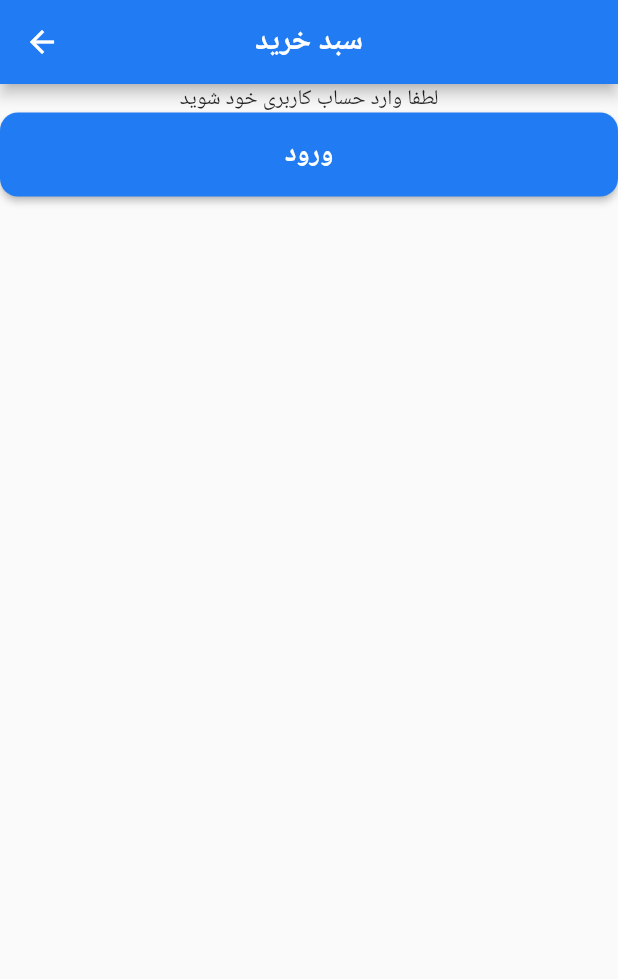
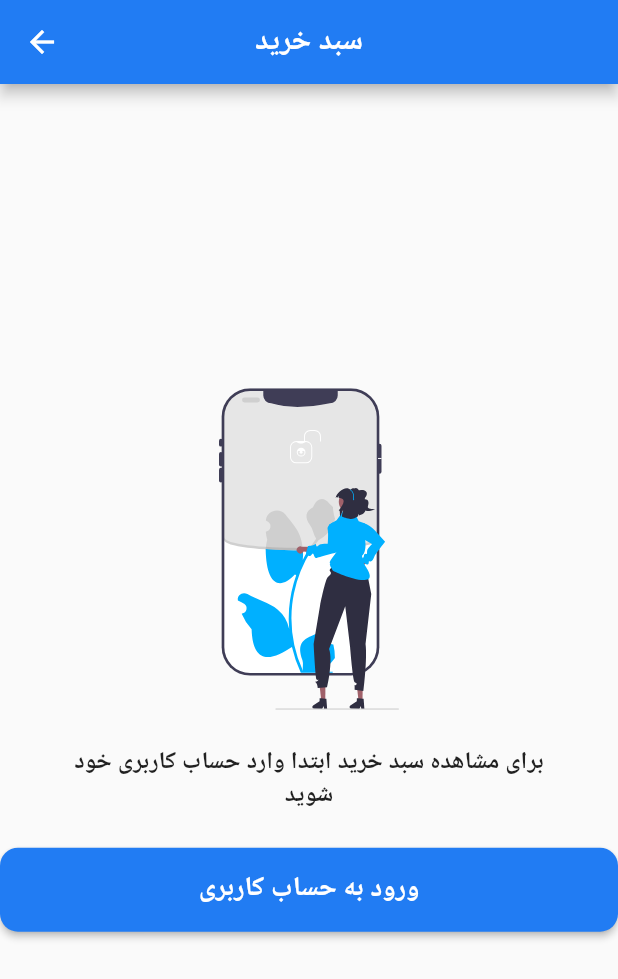
Before and after one commit to AtaMeydani/nike_ecommerce_flutter, a Flutter app: the CartScreen screen opened directly, on a phone screen of 412 x 824 dp. Shown: the top 979 px of the screen. Run offline on Flutter 3.47's test engine with Material 2 defaults, Android fonts, the phone set to English and light mode, and no system bars; our stand-ins replace bloc, cached_network_image, dio, equatable, flutter_bloc, flutter_svg and 2 more; accounts and stored records are empty; network calls fail; Roboto replaces fonts that are missing (IRAN); project files that could hold a hidden picture were left out.

Commit message:
Implement EmptyState Widget

```diff
--- a/lib/ui/cart/bloc/cart_bloc.dart
+++ b/lib/ui/cart/bloc/cart_bloc.dart
@@ -38,7 +38,11 @@ class CartBloc extends Bloc<CartEvent, CartState> {
     try {
       emit(CartLoadingState());
       final CartResponse cartResponse = await cartRepository.getAll();
-      emit(CartSuccessState(cartResponse: cartResponse));
+      if (cartResponse.cartItems.isEmpty) {
+        emit(CartEmptyState());
+      } else {
+        emit(CartSuccessState(cartResponse: cartResponse));
+      }
     } catch (e) {
       emit(CartErrorState(appException: e is AppException ? e : AppException()));
     }
--- a/lib/ui/cart/bloc/cart_state.dart
+++ b/lib/ui/cart/bloc/cart_state.dart
@@ -25,3 +25,5 @@ final class CartErrorState extends CartState {
 }
 
 final class CartAuthRequiredState extends CartState {}
+
+final class CartEmptyState extends CartState {}
--- a/lib/ui/cart/cart.dart
+++ b/lib/ui/cart/cart.dart
@@ -1,12 +1,14 @@
 import 'package:flutter/cupertino.dart';
 import 'package:flutter/material.dart';
 import 'package:flutter_bloc/flutter_bloc.dart';
+import 'package:flutter_svg/flutter_svg.dart';
 import 'package:nike_ecommerce_flutter/common/utils.dart';
 import 'package:nike_ecommerce_flutter/data/cart_item.dart';
 import 'package:nike_ecommerce_flutter/data/repo/auth_repository.dart';
 import 'package:nike_ecommerce_flutter/data/repo/cart_repository.dart';
 import 'package:nike_ecommerce_flutter/ui/auth/login/login.dart';
 import 'package:nike_ecommerce_flutter/ui/cart/bloc/cart_bloc.dart';
+import 'package:nike_ecommerce_flutter/ui/widgets/empty_state.dart';
 import 'package:nike_ecommerce_flutter/ui/widgets/image.dart';
 
 class CartScreen extends StatefulWidget {
@@ -149,11 +151,9 @@ class _CartScreenState extends State<CartScreen> {
                 },
               );
             } else if (state is CartAuthRequiredState) {
-              return Center(
-                child: Column(
-                  children: [
-                    const Text('لطفا وارد حساب کاربری خود شوید'),
-                    ElevatedButton(
+              return EmptyStateWidget(
+                message: 'برای مشاهده سبد خرید ابتدا وارد حساب کاربری خود شوید',
+                callToAction: ElevatedButton(
                   onPressed: () {
                     Navigator.of(context, rootNavigator: true).pushReplacement(
                       MaterialPageRoute(
@@ -163,9 +163,19 @@ class _CartScreenState extends State<CartScreen> {
                       ),
                     );
                   },
-                      child: const Text('ورود'),
+                  child: const Text('ورود به حساب کاربری'),
                 ),
-                  ],
+                image: SvgPicture.asset(
+                  'assets/images/auth_required.svg',
+                  width: 120,
+                ),
+              );
+            } else if (state is CartEmptyState) {
+              return EmptyStateWidget(
+                message: 'سبد خرید شما خالی است',
+                image: SvgPicture.asset(
+                  'assets/images/empty_cart.svg',
+                  width: 120,
                 ),
               );
             } else {
--- /dev/null
+++ b/lib/ui/widgets/empty_state.dart
@@ -0,0 +1,35 @@
+import 'package:flutter/material.dart';
+
+class EmptyStateWidget extends StatelessWidget {
+  final String message;
+  final Widget? callToAction;
+  final Widget image;
+
+  const EmptyStateWidget({
+    super.key,
+    required this.message,
+    this.callToAction,
+    required this.image,
+  });
+
+  @override
+  Widget build(BuildContext context) {
+    ThemeData themeData = Theme.of(context);
+
+    return Column(
+      mainAxisAlignment: MainAxisAlignment.center,
+      children: [
+        image,
+        Padding(
+          padding: const EdgeInsets.symmetric(horizontal: 32, vertical: 24),
+          child: Text(
+            message,
+            style: themeData.textTheme.titleMedium,
+            textAlign: TextAlign.center,
+          ),
+        ),
+        if (callToAction != null) callToAction!,
+      ],
+    );
+  }
+}
--- a/pubspec.yaml
+++ b/pubspec.yaml
@@ -14,6 +14,7 @@ dependencies:
   flutter:
     sdk: flutter
   flutter_bloc: ^8.1.3
+  flutter_svg: ^2.0.7
   shared_preferences: ^2.2.1
   smooth_page_indicator: ^1.1.0
 
```
Also changed, not shown: assets/images/auth_required.svg (added), assets/images/empty_cart.svg (added), assets/images/no_data.svg (added), pubspec.lock. Lines whose indentation alone changed are shown as unchanged.
